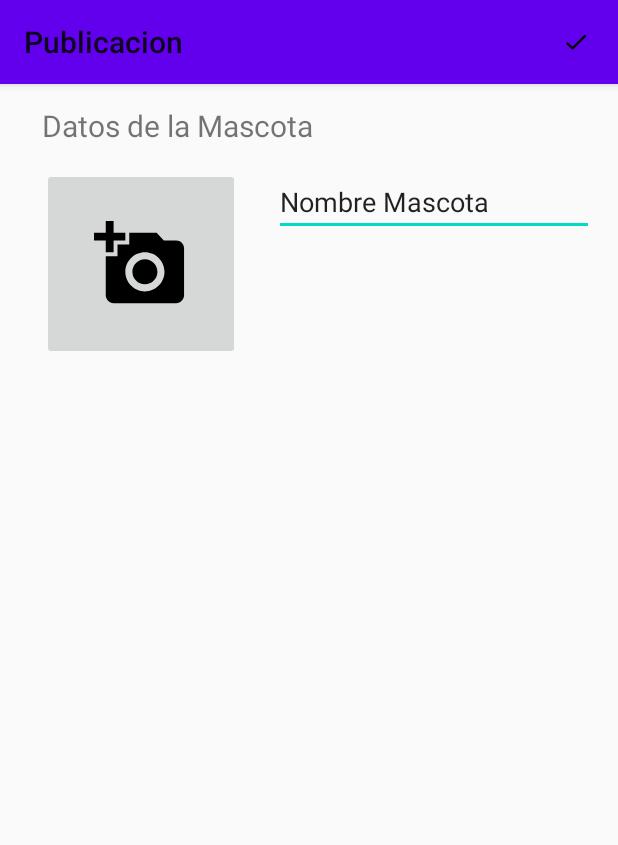
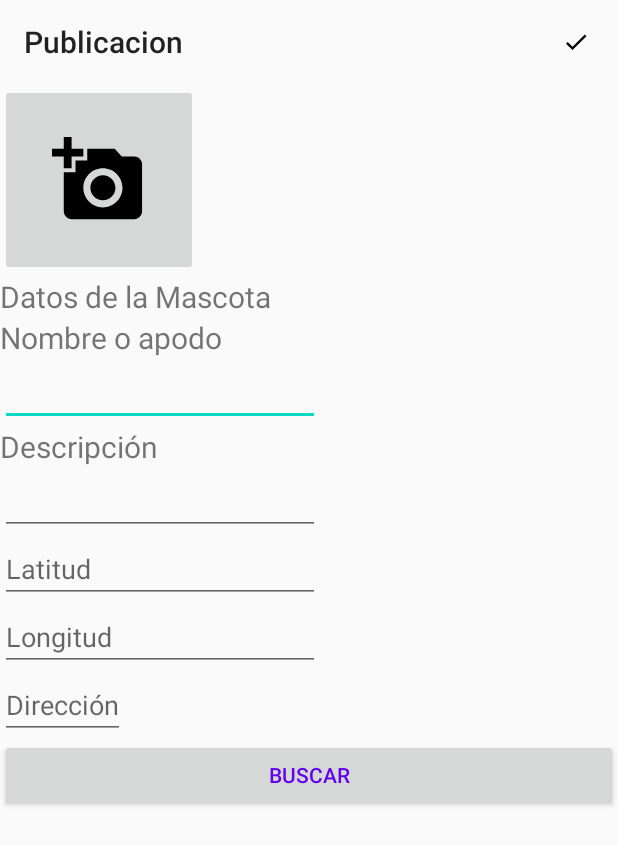
Before and after one commit to osmansmith/desamparados, an Android app: the CrearAviso screen opened directly, with no data from a screen before it, on a phone screen of 412 x 824 dp. Shown: the top 845 px of the screen. Run offline under Robolectric (Android 15) with nearby library versions, the phone set to English and light mode, and no system bars.

Commit message:
activiy map done

```diff
--- a/app/src/main/java/com/example/desamparados/Activity/CrearAviso.java
+++ b/app/src/main/java/com/example/desamparados/Activity/CrearAviso.java
@@ -1,18 +1,44 @@
 package com.example.desamparados.Activity;
 
 import androidx.appcompat.app.AppCompatActivity;
-import androidx.appcompat.widget.Toolbar;
 
+import android.content.Intent;
 import android.os.Bundle;
+import android.view.View;
+import android.widget.Button;
+import android.widget.EditText;
 
+import com.example.desamparados.MapsActivity;
 import com.example.desamparados.R;
 
-public class CrearAviso extends AppCompatActivity {
+public class CrearAviso extends AppCompatActivity implements View.OnClickListener {
+    public static double latitude;
+    public static double longitude;
+    public static EditText p_latitude;
+    public static EditText p_longitude;
+    public static EditText p_address;
+    Button btn_map;
 
     @Override
     protected void onCreate(Bundle savedInstanceState) {
         super.onCreate(savedInstanceState);
         setContentView(R.layout.activity_crear_aviso);
+        p_latitude=(EditText) findViewById(R.id.p_latitude);
+        p_longitude=(EditText) findViewById(R.id.p_longitude);
+        p_address=(EditText) findViewById(R.id.p_address);
+        btn_map = (Button) findViewById(R.id.btn_map) ;
+        btn_map.setOnClickListener(this);
 
     }
+
+
+    @Override
+    public void onClick(View v) {
+        switch (v.getId()){
+            case R.id.btn_map:
+                Intent i = new Intent(getApplicationContext(), MapsActivity.class);
+                startActivity(i);
+                break;
+        }
+    }
 }
--- a/app/src/main/java/com/example/desamparados/MainActivity.java
+++ b/app/src/main/java/com/example/desamparados/MainActivity.java
@@ -71,7 +71,9 @@ public class MainActivity extends AppCompatActivity implements  View.OnClickList
     public void CrearAviso(View v){
         Intent i =new Intent(this, CrearAviso.class);
         startActivity(i);
-    }
+
+
+}
 
     @Override
     public void onClick(View v) {
--- a/app/src/main/res/layout/activity_crear_aviso.xml
+++ b/app/src/main/res/layout/activity_crear_aviso.xml
@@ -1,66 +1,139 @@
 <?xml version="1.0" encoding="utf-8"?>
-<androidx.coordinatorlayout.widget.CoordinatorLayout xmlns:android="http://schemas.android.com/apk/res/android"
+<LinearLayout xmlns:android="http://schemas.android.com/apk/res/android"
     xmlns:tools="http://schemas.android.com/tools"
     xmlns:app="http://schemas.android.com/apk/res-auto"
+    android:orientation="vertical"
 
 
     android:layout_width="match_parent"
     android:layout_height="match_parent">
 <!--BARRA SUPERIOR-->
-    <com.google.android.material.appbar.AppBarLayout
-        android:layout_height="wrap_content"
-        android:layout_width="match_parent">
+
 
         <com.google.android.material.appbar.MaterialToolbar
             android:id="@+id/toolbar"
+            style="@style/Widget.MaterialComponents.ActionBar.Primary"
+            android:layout_width="match_parent"
             android:layout_height="?attr/actionBarSize"
-            android:layout_width="match_parent"
-            app:title="@string/CrearAviso"
+
+            app:layout_constraintTop_toBottomOf="@+id/btn_map"
             app:menu="@menu/top_app_bar"
-            style="@style/Widget.MaterialComponents.ActionBar.Primary"
-            />
-    </com.google.android.material.appbar.AppBarLayout>
-
-    <androidx.constraintlayout.widget.ConstraintLayout
-        android:id="@+id/constraintLayout2"
-        android:layout_width="match_parent"
-        android:layout_height="710dp"
-        app:layout_anchorGravity="center">
+            app:title="@string/CrearAviso" />
 
         <ImageButton
             android:id="@+id/imageButton3"
             android:layout_width="wrap_content"
             android:layout_height="wrap_content"
-            android:layout_marginStart="28dp"
-            android:layout_marginTop="112dp"
             app:layout_constraintStart_toStartOf="parent"
             app:layout_constraintTop_toTopOf="parent"
             app:srcCompat="@drawable/ic_launcher_addphoto" />
 
-        <EditText
-            android:id="@+id/editText2"
+
+
+        <TextView
+            android:id="@+id/pet_data"
             android:layout_width="wrap_content"
             android:layout_height="wrap_content"
-            android:layout_marginTop="112dp"
-            android:layout_marginEnd="16dp"
-            android:ems="10"
-            android:inputType="textPersonName"
-            android:text="@string/NombreMascota"
-            app:layout_constraintEnd_toEndOf="parent"
+            android:text="@string/DatosMascota"
+            android:textSize="20sp"
+
+            app:layout_constraintStart_toStartOf="parent"
             app:layout_constraintTop_toTopOf="parent" />
 
         <TextView
-            android:id="@+id/textView3"
             android:layout_width="wrap_content"
             android:layout_height="wrap_content"
-            android:layout_marginStart="28dp"
-            android:layout_marginTop="70dp"
-            android:text="@string/DatosMascota"
+            android:text="@string/NombreMascota"
             android:textSize="20sp"
             app:layout_constraintStart_toStartOf="parent"
             app:layout_constraintTop_toTopOf="parent" />
 
-    </androidx.constraintlayout.widget.ConstraintLayout>
+        <EditText
+            android:id="@+id/pet_name"
+            android:layout_width="wrap_content"
+            android:layout_height="wrap_content"
+        android:ems="10"
+        android:inputType="textPersonName"
+        />
 
 
-</androidx.coordinatorlayout.widget.CoordinatorLayout>
+        <TextView
+            android:layout_width="wrap_content"
+            android:layout_height="wrap_content"
+            android:text="@string/Descripción"
+            android:textSize="20sp"
+            app:layout_constraintStart_toStartOf="parent"
+            app:layout_constraintTop_toTopOf="parent" />
+
+        <EditText
+            android:id="@+id/pet_description"
+            android:layout_width="wrap_content"
+            android:layout_height="wrap_content"
+            android:ems="10"
+            />
+
+
+
+
+
+
+
+        <EditText
+            android:id="@+id/p_latitude"
+            android:layout_width="wrap_content"
+            android:layout_height="wrap_content"
+            android:digits="1234567890."
+            android:ems="10"
+            android:hint="Latitud"
+            android:inputType="numberDecimal"
+            android:textColor="#727272"
+ />
+
+        <EditText
+            android:id="@+id/p_longitude"
+
+            android:layout_width="wrap_content"
+            android:layout_height="wrap_content"
+
+            android:digits="1234567890."
+            android:ems="10"
+            android:hint="Longitud"
+
+            android:inputType="numberDecimal"
+            android:textColor="#727272"
+ />
+
+        <EditText
+            android:id="@+id/p_address"
+            android:layout_width="wrap_content"
+            android:layout_height="wrap_content"
+            android:hint="Dirección"
+            android:textColor="#727272"
+            />
+
+        <Button
+
+            android:id="@+id/btn_map"
+            android:layout_width="match_parent"
+            android:layout_height="wrap_content"
+            android:text="Buscar"
+            android:textColor="@color/colorPrimary"
+ />
+
+        <com.google.android.material.appbar.AppBarLayout
+            android:layout_width="match_parent"
+            android:layout_height="wrap_content"
+            android:layout_marginTop="40dp"
+            android:layout_marginBottom="30dp"
+            app:layout_constraintBottom_toTopOf="@+id/textView3"
+            app:layout_constraintEnd_toEndOf="parent"
+            app:layout_constraintStart_toStartOf="parent"
+            app:layout_constraintTop_toTopOf="parent">
+
+        </com.google.android.material.appbar.AppBarLayout>
+
+
+
+
+
+</LinearLayout>
--- a/build.gradle
+++ b/build.gradle
@@ -9,7 +9,7 @@ buildscript {
     }
     dependencies {
         classpath 'com.android.tools.build:gradle:4.0.0'
-        classpath 'com.google.gms:google-services:4.2.0'
+        classpath 'com.google.gms:google-services:4.3.3'
 
         // NOTE: Do not place your application dependencies here; they belong
         // in the individual module build.gradle files
```
Also changed, not shown: app/build.gradle (+16 -3 lines), app/src/debug/res/values/google_maps_api.xml (added, +24 -0 lines), app/src/main/AndroidManifest.xml (+23 -0 lines), app/src/main/java/com/example/desamparados/MapsActivity.java (added, +135 -0 lines), app/src/main/res/layout/activity_maps.xml (added, +9 -0 lines), app/src/main/res/values/strings.xml (+13 -3 lines), app/src/main/res/values/styles.xml (+7 -0 lines), 1 other file.
